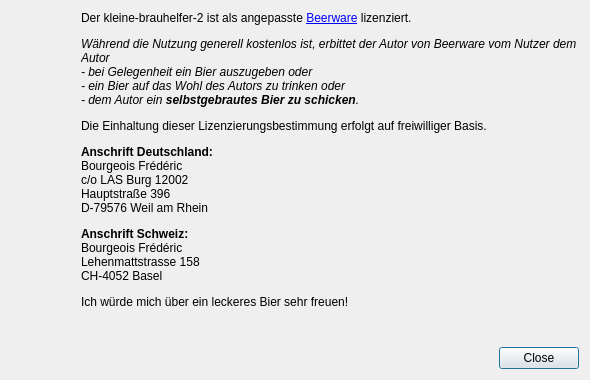
First picture: the form in kleiner-brauhelfer/dialogs/dlgbierspende.ui, repository kleiner-brauhelfer/kleiner-brauhelfer-2, before the edit.
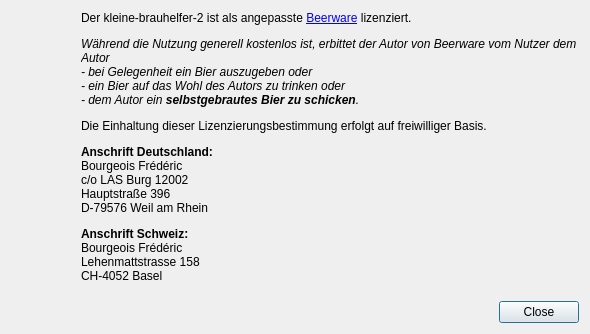
Second picture: the form after the edit. Icons and pictures are not drawn.

What changed in the file:
```diff
--- a/kleiner-brauhelfer/dialogs/dlgbierspende.ui
+++ b/kleiner-brauhelfer/dialogs/dlgbierspende.ui
@@ -7,7 +7,7 @@
     <x>0</x>
     <y>0</y>
     <width>590</width>
-    <height>380</height>
+    <height>330</height>
    </rect>
   </property>
   <property name="windowTitle">
```
